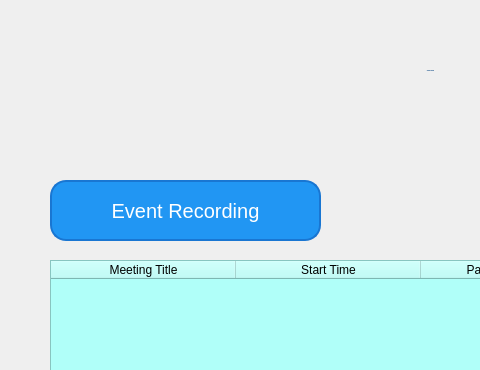
Above: Customer Relationship Management/ui folders/admin_menu.ui from Harriery/my-python-projects before the change; both pictures show x 0 to 480 and y 0 to 370 of the 850 by 640 pixel window. Below: the same form after it.
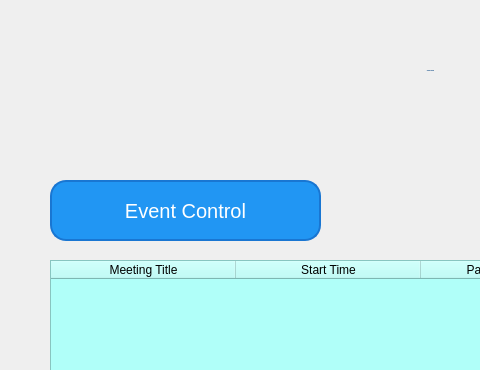
That is the form after the change. Icons and pictures are not drawn.

What changed in the file:
```diff
--- a/Customer Relationship Management/ui folders/admin_menu.ui
+++ b/Customer Relationship Management/ui folders/admin_menu.ui
@@ -150,7 +150,7 @@
     </font>
    </property>
    <property name="text">
-    <string>Event Recording</string>
+    <string>Event Control</string>
    </property>
   </widget>
   <widget class="QPushButton" name="pushButton_mail">
```
